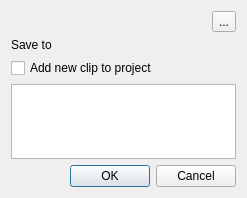
This is src/widgets/cutjobdialog_ui.ui in KDE/kdenlive as Qt 5 draws it before an edit. The edited form follows.
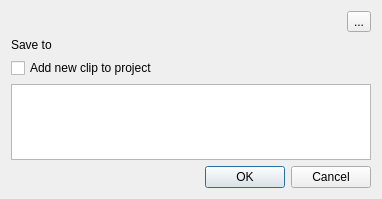
This is the edited form. Custom widgets are drawn as their Qt base class.

The edit to the form file:
```diff
--- a/src/widgets/cutjobdialog_ui.ui
+++ b/src/widgets/cutjobdialog_ui.ui
@@ -6,8 +6,8 @@
    <rect>
     <x>0</x>
     <y>0</y>
-    <width>247</width>
-    <height>198</height>
+    <width>382</width>
+    <height>199</height>
    </rect>
   </property>
   <property name="windowTitle">
```
